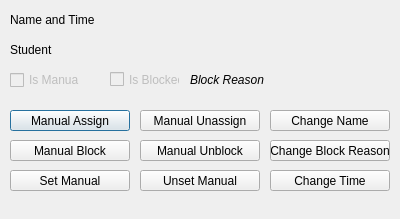
Old version of the form shiftselect.ui in the repository Aeturnus/EM_Scheduler_QT.
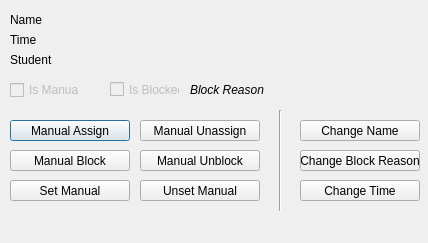
New version of the form.

What changed in the file:
```diff
--- a/shiftselect.ui
+++ b/shiftselect.ui
@@ -6,8 +6,8 @@
    <rect>
     <x>0</x>
     <y>0</y>
-    <width>400</width>
-    <height>219</height>
+    <width>428</width>
+    <height>243</height>
    </rect>
   </property>
   <property name="windowTitle">
@@ -18,19 +18,19 @@
     <rect>
      <x>10</x>
      <y>10</y>
-     <width>190</width>
+     <width>410</width>
      <height>20</height>
     </rect>
    </property>
    <property name="text">
-    <string>Name and Time</string>
+    <string>Name</string>
    </property>
   </widget>
   <widget class="QLabel" name="labelStudent">
    <property name="geometry">
     <rect>
      <x>10</x>
-     <y>40</y>
+     <y>50</y>
      <width>190</width>
      <height>20</height>
     </rect>
@@ -46,7 +46,7 @@
    <property name="geometry">
     <rect>
      <x>110</x>
-     <y>70</y>
+     <y>80</y>
      <width>70</width>
      <height>19</height>
     </rect>
@@ -59,7 +59,7 @@
    <property name="geometry">
     <rect>
      <x>10</x>
-     <y>110</y>
+     <y>120</y>
      <width>120</width>
      <height>21</height>
     </rect>
@@ -72,7 +72,7 @@
    <property name="geometry">
     <rect>
      <x>140</x>
-     <y>110</y>
+     <y>120</y>
      <width>120</width>
      <height>21</height>
     </rect>
@@ -88,7 +88,7 @@
    <property name="geometry">
     <rect>
      <x>10</x>
-     <y>70</y>
+     <y>80</y>
      <width>70</width>
      <height>20</height>
     </rect>
@@ -104,7 +104,7 @@
    <property name="geometry">
     <rect>
      <x>140</x>
-     <y>170</y>
+     <y>180</y>
      <width>120</width>
      <height>21</height>
     </rect>
@@ -117,7 +117,7 @@
    <property name="geometry">
     <rect>
      <x>10</x>
-     <y>140</y>
+     <y>150</y>
      <width>120</width>
      <height>21</height>
     </rect>
@@ -130,7 +130,7 @@
    <property name="geometry">
     <rect>
      <x>140</x>
-     <y>140</y>
+     <y>150</y>
      <width>120</width>
      <height>21</height>
     </rect>
@@ -143,8 +143,8 @@
    <property name="geometry">
     <rect>
      <x>190</x>
-     <y>70</y>
-     <width>200</width>
+     <y>80</y>
+     <width>240</width>
      <height>20</height>
     </rect>
    </property>
@@ -160,8 +160,8 @@
   <widget class="QPushButton" name="pushButtonChangeName">
    <property name="geometry">
     <rect>
-     <x>270</x>
-     <y>110</y>
+     <x>300</x>
+     <y>120</y>
      <width>120</width>
      <height>21</height>
     </rect>
@@ -173,8 +173,8 @@
   <widget class="QPushButton" name="pushButtonChangeTime">
    <property name="geometry">
     <rect>
-     <x>270</x>
-     <y>170</y>
+     <x>300</x>
+     <y>180</y>
      <width>120</width>
      <height>21</height>
     </rect>
@@ -186,8 +186,8 @@
   <widget class="QPushButton" name="pushButtonChangeBlockReason">
    <property name="geometry">
     <rect>
-     <x>270</x>
-     <y>140</y>
+     <x>300</x>
+     <y>150</y>
      <width>120</width>
      <height>21</height>
     </rect>
@@ -200,7 +200,7 @@
    <property name="geometry">
     <rect>
      <x>10</x>
-     <y>170</y>
+     <y>180</y>
      <width>120</width>
      <height>21</height>
     </rect>
@@ -209,6 +209,32 @@
     <string>Set Manual</string>
    </property>
   </widget>
+  <widget class="Line" name="line">
+   <property name="geometry">
+    <rect>
+     <x>270</x>
+     <y>110</y>
+     <width>20</width>
+     <height>101</height>
+    </rect>
+   </property>
+   <property name="orientation">
+    <enum>Qt::Vertical</enum>
+   </property>
+  </widget>
+  <widget class="QLabel" name="labelTime">
+   <property name="geometry">
+    <rect>
+     <x>10</x>
+     <y>30</y>
+     <width>410</width>
+     <height>20</height>
+    </rect>
+   </property>
+   <property name="text">
+    <string>Time</string>
+   </property>
+  </widget>
  </widget>
  <resources/>
  <connections/>
```
Left out of the diff: 2 changed lines with no effect on the pictures.
